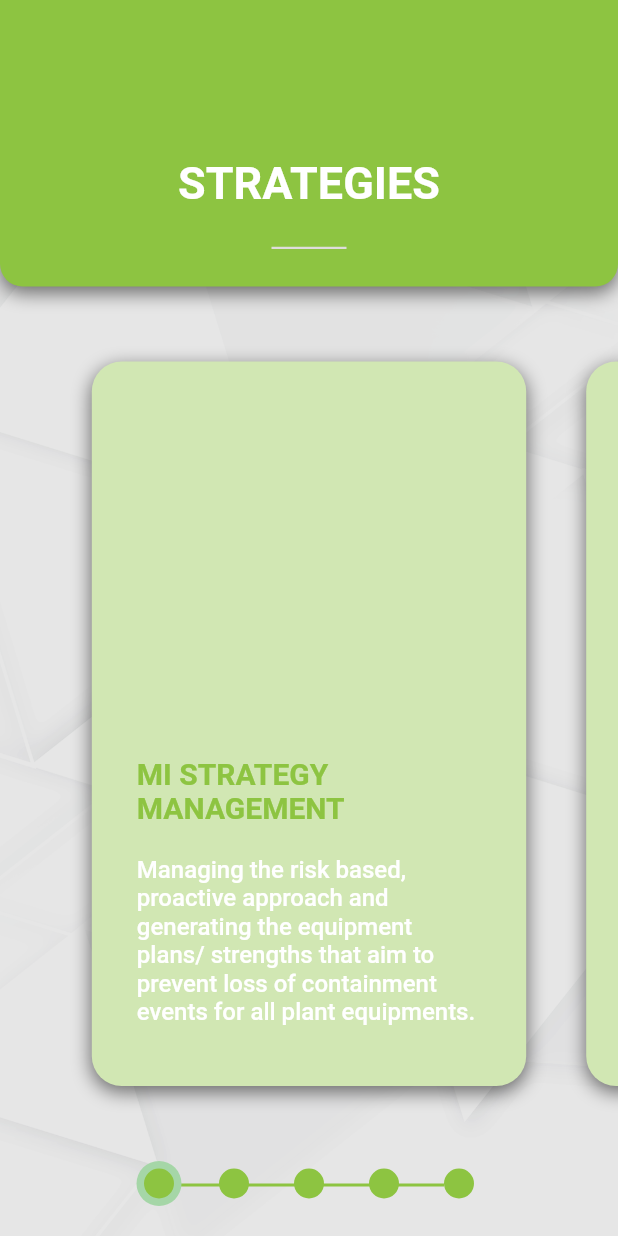
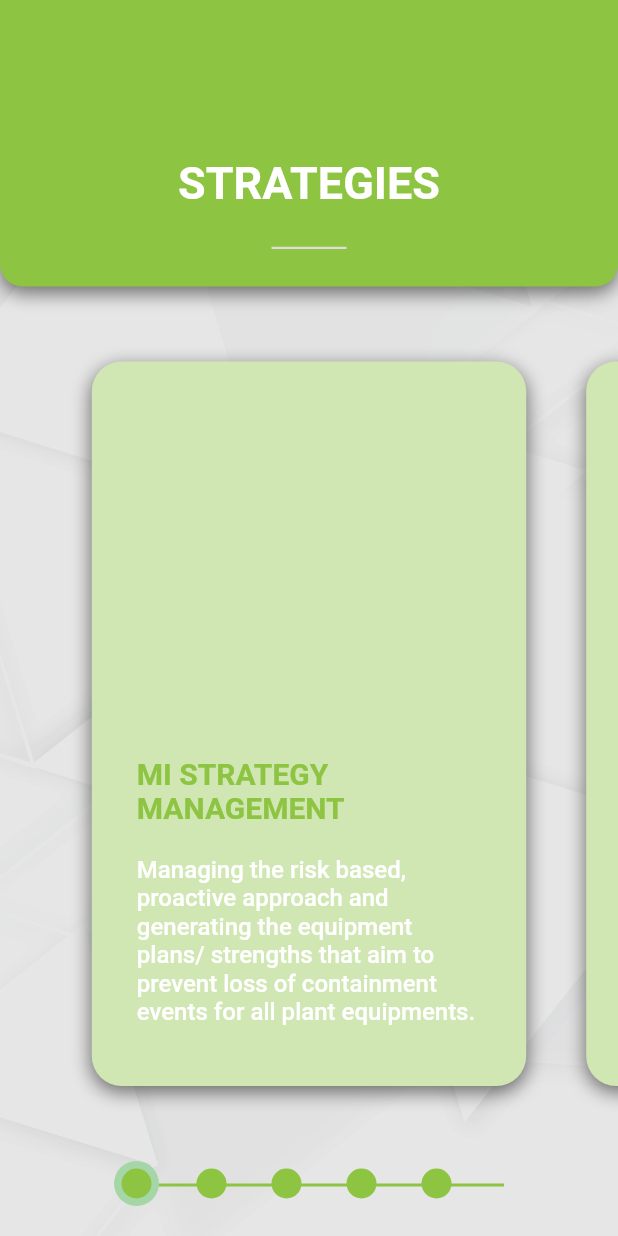
Before and after one commit to SonQBChau/brand_root_solution, a Flutter app: the StrategiesPage screen opened directly, on a phone screen of 412 x 824 dp. Run offline on Flutter 3.47's test engine with Material 2 defaults, Android fonts, the phone set to English and light mode, and no system bars; missing offline and left inert: animator.

Commit message:
add dotCount to indicator

```diff
--- a/lib/screens/strategies_page.dart
+++ b/lib/screens/strategies_page.dart
@@ -62,7 +62,7 @@ class StrategiesPage extends StatelessWidget {
                   ],
                 ),
               ),
-              DotIndicatorWidget(),
+              DotIndicatorWidget(dotCount: 5,),
             ],
           ),
         ),
--- a/lib/widgets/dot_indicator_widget.dart
+++ b/lib/widgets/dot_indicator_widget.dart
@@ -2,12 +2,19 @@ import 'package:flutter/material.dart';
 import 'package:sale_form_demo/utils/app_color.dart';
 
 class DotIndicatorWidget extends StatelessWidget {
+  int activePosition;
+  final int dotCount;
+
+  DotIndicatorWidget(
+      {this.activePosition = 1, this.dotCount}):
+        assert(dotCount != null);
+
   @override
   Widget build(BuildContext context) {
     return Container(
       margin: EdgeInsets.only(bottom: 20),
       height: 30,
-      width: 230,
+      width: 260,
       child: _buildDotIndicator(),
     );
   }
@@ -20,7 +27,7 @@ class DotIndicatorWidget extends StatelessWidget {
           left: 5,
           child: SizedBox(
             height: 2.0,
-            width: 200,
+            width: 260,
             child: Container(
               height: 2.0,
               color: colorGreen,
```
